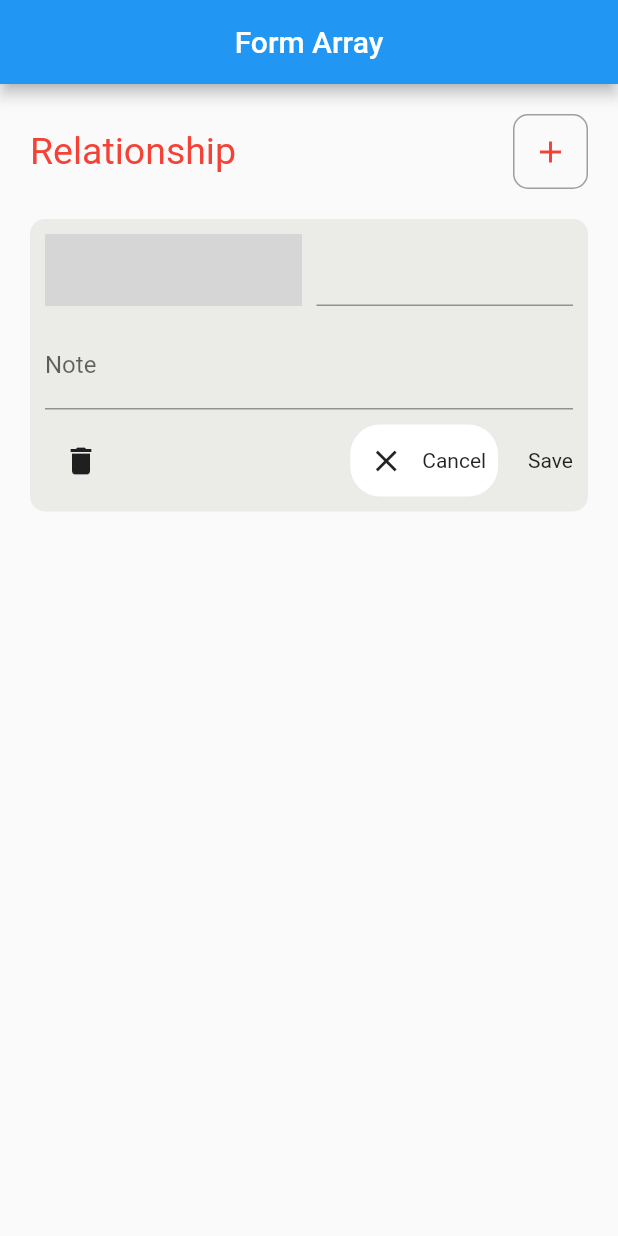
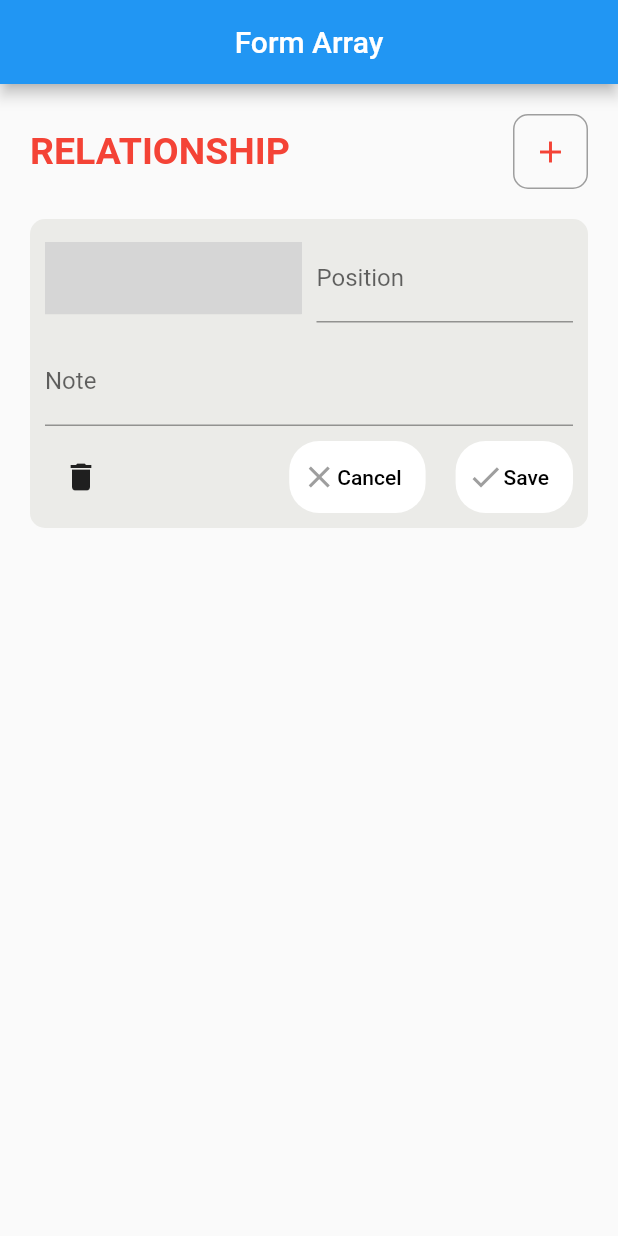
Before and after one commit to Julia050889/flutter_exam, a Flutter app: the screen it shows after launch, on a phone screen of 412 x 824 dp. Run offline on Flutter 3.47's test engine with Material 2 defaults, Android fonts, the phone set to English and light mode, and no system bars; drawn by our look-alikes of reactive_forms; our stand-ins replace bloc, equatable, flutter_bloc; missing offline and left inert: reactive_dropdown_search; grey boxes are pictures that could not be loaded.

Commit message:
add remove

```diff
--- a/lib/bloc/form_bloc.dart
+++ b/lib/bloc/form_bloc.dart
@@ -1,17 +1,21 @@
-// import 'package:bloc/bloc.dart';
-// import 'package:equatable/equatable.dart';
-// import 'package:flutter/material.dart';
-// import 'package:meta/meta.dart';
-// import 'package:quiz_flutter/main.dart';
-// import 'package:reactive_forms/reactive_forms.dart';
+import 'package:bloc/bloc.dart';
+import 'package:equatable/equatable.dart';
+import 'package:flutter/material.dart';
+import 'package:flutter_exam/form.dart';
 
-// part 'form_event.dart';
-// part 'form_state.dart';
+import 'package:reactive_forms/reactive_forms.dart';
 
-// class FormBloc extends Bloc<FormEvent, FormPageState> {
-//   FormBloc() : super(FormPageState()) {
-//     on<OnShowPassword>((event, emit) {
-//       emit(state.copyWith(showPassword: !state.showPassword));
-//     });
-//   }
-// }
+part 'form_event.dart';
+part 'form_state.dart';
+
+class FormPageBloc extends Bloc<FormPageEvent, FormPageState> {
+  FormPageBloc() : super(FormPageState(array: FormArray([group]))) {
+    on<OnAddFormGroupEvent>(((event, emit) {
+      state.array.add(event.form as FormGroup);
+      emit(state.copyWith());
+    }));
+    // on<OnShowPassword>((event, emit) {
+    //   emit(state.copyWith(showPassword: !state.showPassword));
+    // });
+  }
+}
--- a/lib/bloc/form_event.dart
+++ b/lib/bloc/form_event.dart
@@ -1,6 +1,11 @@
-// part of 'form_bloc.dart';
+part of 'form_bloc.dart';
 
-// @immutable
-// abstract class FormEvent {}
+@immutable
+abstract class FormPageEvent {}
 
-// class OnShowPassword extends FormEvent {}
+//class OnShowPassword extends FormPageEvent {}
+
+class OnAddFormGroupEvent extends FormPageEvent {
+  FormGroup? form;
+  OnAddFormGroupEvent(this.form);
+}
--- a/lib/bloc/form_state.dart
+++ b/lib/bloc/form_state.dart
@@ -16,21 +16,17 @@ part of 'form_bloc.dart';
 //   List<Object?> get props => [showPassword];
 // }
 
+class FormPageState extends Equatable {
+  final FormArray array;
+  //final FormGroup group;
 
+  const FormPageState({required this.array});
 
+  FormPageState copyWith({FormArray? array, FormGroup? group}) {
+    return FormPageState(array: array ?? this.array);
+  }
 
-// class FormState extends Equatable {
-//   final FormGroup? form;
-
-//   const FormState({required this.form});
-
-//   FormState copyWith({FormGroup? from}) {
-//     return FormState(
-//       form: form ?? this.form,
-//     );
-//   }
-
-//   @override
-//   // TODO: implement props
-//   List<Object?> get props => [form];
-// }
+  @override
+  // TODO: implement props
+  List<Object?> get props => [array];
+}
--- /dev/null
+++ b/lib/form.dart
@@ -0,0 +1,7 @@
+import 'package:reactive_forms/reactive_forms.dart';
+
+final group = FormGroup({
+  'relationship': FormControl<String>(value: ''),
+  'position': FormControl<String>(),
+  'note': FormControl<String>(),
+});
--- a/lib/form_array.dart
+++ b/lib/form_array.dart
@@ -1,26 +1,25 @@
 import 'package:flutter/material.dart';
+import 'package:flutter_bloc/flutter_bloc.dart';
+import 'package:flutter_exam/bloc/form_bloc.dart';
 import 'package:reactive_forms/reactive_forms.dart';
 import 'package:reactive_dropdown_search/reactive_dropdown_search.dart';
 
-final form = FormArray([
-  FormGroup({
-    'relationship': FormControl<String>(value: ''),
-    'position': FormControl<String>(),
-    'note': FormControl<String>(),
-  })
-]);
+var myList = [];
 
 class FormArrayPage extends StatelessWidget {
   const FormArrayPage({Key? key}) : super(key: key);
 
   @override
   Widget build(BuildContext context) {
-    return Scaffold(
+    return BlocProvider<FormPageBloc>(
+      create: (context) => FormPageBloc(),
+      child: Scaffold(
         appBar: AppBar(
           title: const Text('Form Array'),
           centerTitle: true,
         ),
         body: buildForm(),
+      ),
     );
   }
 
@@ -28,23 +27,34 @@ class FormArrayPage extends StatelessWidget {
     return Container(
       margin: const EdgeInsets.all(10),
       padding: const EdgeInsets.all(10),
-      child: Column(children: [
+      child: BlocBuilder<FormPageBloc, FormPageState>(
+        builder: (context, state) {
+          return Column(children: [
             Row(
               mainAxisAlignment: MainAxisAlignment.spaceBetween,
               children: [
-            const Text('Relationship',
-                style: TextStyle(color: Colors.red, fontSize: 25)),
+                Text('Relationship'.toUpperCase(),
+                    style: TextStyle(
+                        color: Colors.red,
+                        fontSize: 25,
+                        fontWeight: FontWeight.bold)),
                 Container(
                   decoration: BoxDecoration(
                       borderRadius: BorderRadius.circular(10),
                       border: Border.all(color: Colors.grey)),
                   child: IconButton(
                     onPressed: () {
-                  form.add(FormGroup({
-                    'position': FormControl<String>(),
+                      context.read<FormPageBloc>().add(
+                            OnAddFormGroupEvent(
+                              FormGroup(
+                                {
                                   'relationship': FormControl<String>(),
-                    'note': FormControl(),
-                  }));
+                                  'note': FormControl<String>(),
+                                  'position': FormControl<String>()
+                                },
+                              ),
+                            ),
+                          );
                     },
                     icon: const Icon(Icons.add),
                     color: Colors.red,
@@ -56,15 +66,25 @@ class FormArrayPage extends StatelessWidget {
               height: 20,
             ),
             ReactiveFormArray(
-            formArray: form,
-            builder: (context, formArray, child) => Expanded(
+                formArray: state.array,
+                builder: (context, formArray, child) {
+                  return Expanded(
                       child: ListView.builder(
-                      itemCount: form.controls.length,
+                          itemCount: state.array.controls.length,
                           itemBuilder: (context, index) {
-                        return buildItem(form.controls[index]);
-                      }),
-                )),
-      ]),
+                            return Dismissible(
+                              key: Key(state.array.controls.toString()),
+                              onDismissed: (direction) {
+                                formArray.removeAt(index);
+                              },
+                              child:
+                                  buildItem(state.array.controls[index]),
+                            );
+                          }));
+                })
+          ]);
+        },
+      ),
     );
   }
 
@@ -97,7 +117,10 @@ class FormArrayPage extends StatelessWidget {
                   width: 10,
                 ),
                 Expanded(
-                  child: ReactiveTextField(formControlName: 'position'),
+                  child: ReactiveTextField(
+                    formControlName: 'position',
+                    decoration: const InputDecoration(labelText: 'Position'),
+                  ),
                 )
               ],
             ),
@@ -116,7 +139,9 @@ class FormArrayPage extends StatelessWidget {
                 icon: const Icon(
                   Icons.delete,
                 ),
-                onPressed: () {},
+                onPressed: () {
+                  formArray;
+                },
               ),
               Row(
                 children: [
@@ -128,15 +153,56 @@ class FormArrayPage extends StatelessWidget {
                       ),
                       child: Row(
                         children: [
-                          IconButton(
-                              onPressed: () {}, icon: const Icon(Icons.close)),
-                          const Text('Cancel'),
+                          TextButton(
+                            onPressed: () {
+                              formArray.reset();
+                            },
+                            child: Row(
+                              children: [
+                                const Icon(
+                                  Icons.close,
+                                  color: Colors.grey,
+                                ),
+                                const Text(
+                                  'Cancel',
+                                  style: TextStyle(color: Colors.black),
+                                ),
+                              ],
+                            ),
+                          )
                         ],
                       )),
                   const SizedBox(
                     width: 20,
                   ),
-                  const Text('Save'),
+                  Container(
+                      padding: const EdgeInsets.only(right: 8),
+                      decoration: BoxDecoration(
+                        color: Colors.white,
+                        borderRadius: BorderRadius.circular(20),
+                      ),
+                      child: Row(
+                        children: [
+                          TextButton(
+                            onPressed: () {
+                              myList.add(formArray.value);
+                              print(myList);
+                            },
+                            child: Row(
+                              children: [
+                                const Icon(
+                                  Icons.done,
+                                  color: Colors.grey,
+                                ),
+                                const Text(
+                                  'Save',
+                                  style: TextStyle(color: Colors.black),
+                                ),
+                              ],
+                            ),
+                          )
+                        ],
+                      )),
                 ],
               ),
             ]),
```
Lines whose indentation alone changed are shown as unchanged.
